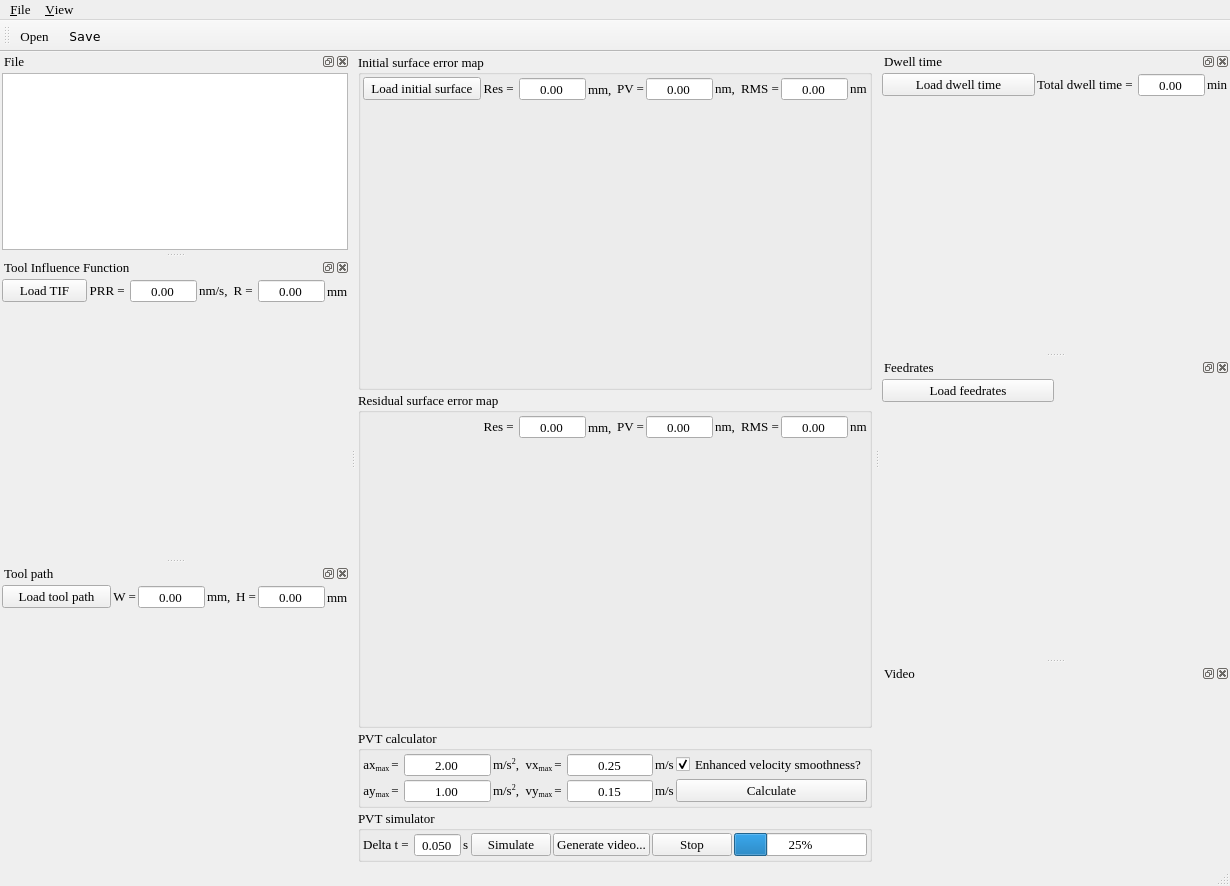
Before: the Qt Designer form cpp/pvtapp/pvtapp.ui in TWANG006/pvt-scheduler, drawn with Qt 5.
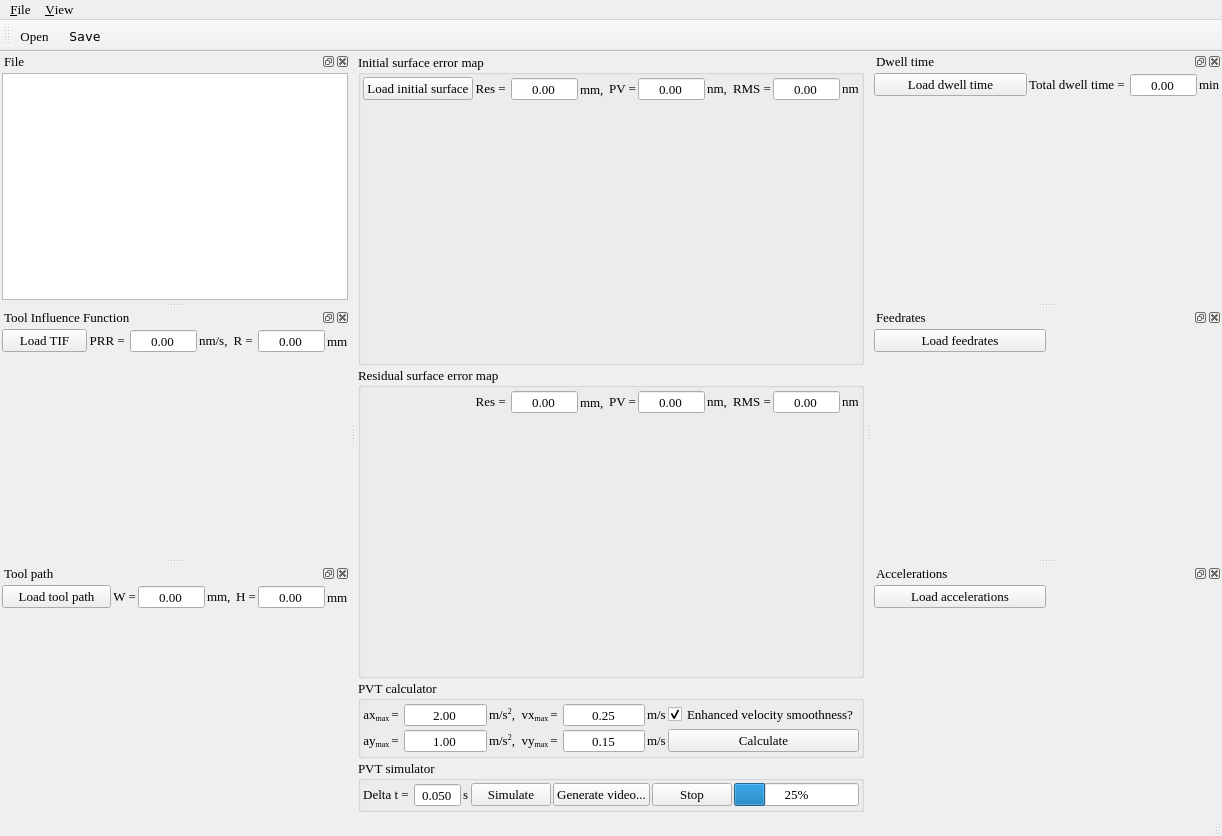
After: the same form once the commit is applied. Icons and pictures are not drawn. Custom widgets are drawn as their Qt base class.

Commit message: init acceleration plot

```diff
--- a/cpp/pvtapp/pvtapp.ui
+++ b/cpp/pvtapp/pvtapp.ui
@@ -6,8 +6,8 @@
    <rect>
     <x>0</x>
     <y>0</y>
-    <width>1230</width>
-    <height>883</height>
+    <width>1177</width>
+    <height>833</height>
    </rect>
   </property>
   <property name="font">
@@ -860,7 +860,7 @@
     <rect>
      <x>0</x>
      <y>0</y>
-     <width>1230</width>
+     <width>1177</width>
      <height>21</height>
     </rect>
    </property>
@@ -918,7 +918,7 @@
    <property name="minimumSize">
     <size>
      <width>300</width>
-     <height>200</height>
+     <height>250</height>
     </size>
    </property>
    <property name="font">
@@ -973,7 +973,7 @@
    <property name="minimumSize">
     <size>
      <width>350</width>
-     <height>300</height>
+     <height>250</height>
     </size>
    </property>
    <property name="font">
@@ -1156,7 +1156,7 @@
    <property name="minimumSize">
     <size>
      <width>350</width>
-     <height>300</height>
+     <height>250</height>
     </size>
    </property>
    <property name="font">
@@ -1336,7 +1336,7 @@
    <property name="minimumSize">
     <size>
      <width>350</width>
-     <height>300</height>
+     <height>250</height>
     </size>
    </property>
    <property name="allowedAreas">
@@ -1456,7 +1456,7 @@
    <property name="minimumSize">
     <size>
      <width>350</width>
-     <height>300</height>
+     <height>250</height>
     </size>
    </property>
    <property name="allowedAreas">
@@ -1522,19 +1522,60 @@
    <property name="minimumSize">
     <size>
      <width>350</width>
-     <height>200</height>
+     <height>250</height>
     </size>
    </property>
    <property name="allowedAreas">
     <set>Qt::LeftDockWidgetArea|Qt::RightDockWidgetArea</set>
    </property>
    <property name="windowTitle">
-    <string>Video</string>
+    <string>Accelerations</string>
    </property>
    <attribute name="dockWidgetArea">
     <number>2</number>
    </attribute>
-   <widget class="QWidget" name="video_dock_contents"/>
+   <widget class="QWidget" name="video_dock_contents">
+    <layout class="QGridLayout" name="acc_gridLayout" rowstretch="0,1" columnstretch="1,1">
+     <property name="leftMargin">
+      <number>2</number>
+     </property>
+     <property name="topMargin">
+      <number>2</number>
+     </property>
+     <property name="rightMargin">
+      <number>2</number>
+     </property>
+     <property name="bottomMargin">
+      <number>2</number>
+     </property>
+     <property name="spacing">
+      <number>2</number>
+     </property>
+     <item row="0" column="0">
+      <widget class="QPushButton" name="load_acc_button">
+       <property name="text">
+        <string>Load accelerations</string>
+       </property>
+      </widget>
+     </item>
+     <item row="0" column="1">
+      <spacer name="acc_horizontalSpacer">
+       <property name="orientation">
+        <enum>Qt::Horizontal</enum>
+       </property>
+       <property name="sizeHint" stdset="0">
+        <size>
+         <width>169</width>
+         <height>20</height>
+        </size>
+       </property>
+      </spacer>
+     </item>
+     <item row="1" column="0" colspan="2">
+      <widget class="QCustomPlot" name="acc_plot" native="true"/>
+     </item>
+    </layout>
+   </widget>
   </widget>
   <action name="action_Open">
    <property name="icon">
```
Left out of the diff: 2 changed lines with no effect on the pictures. The commit also changes 2 other files.
